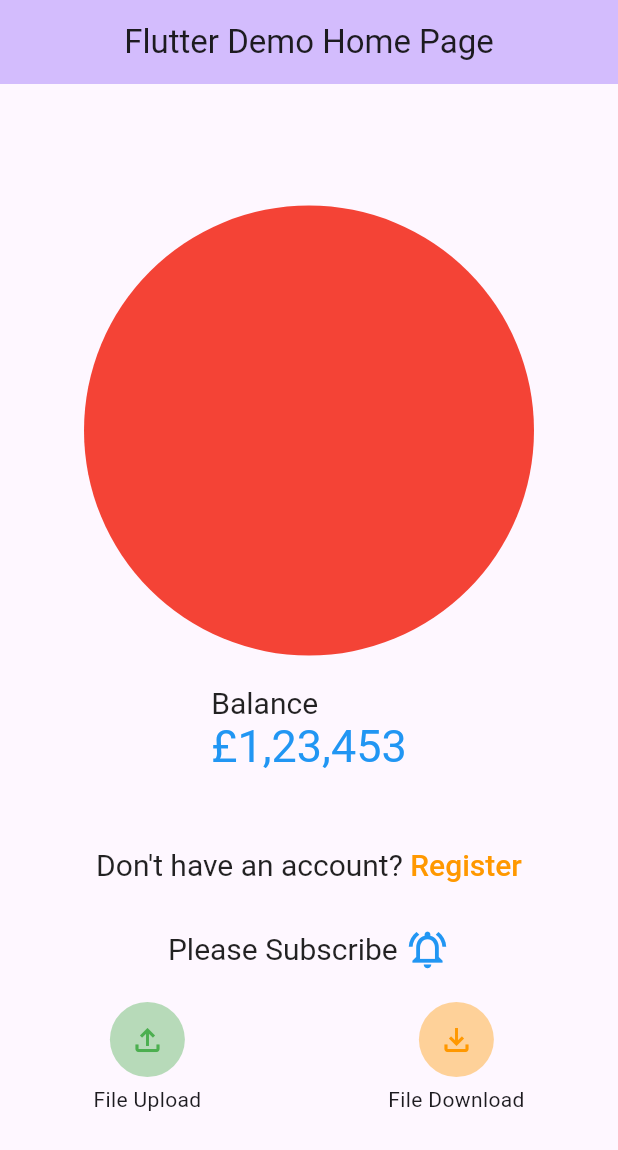
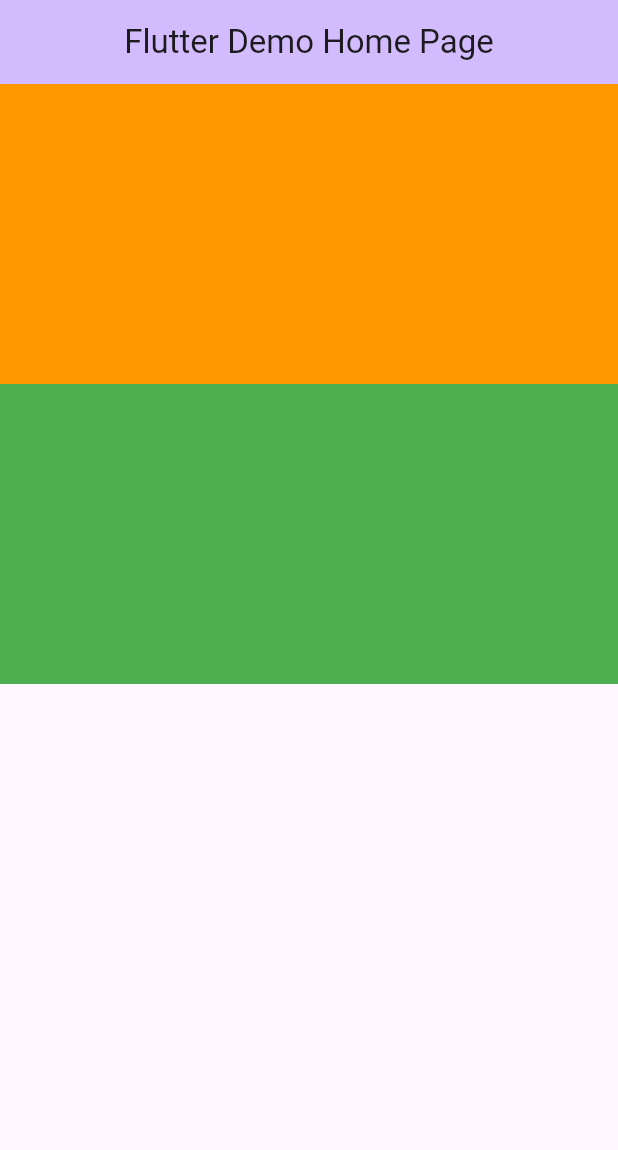
Before and after one commit to adetoyese607/flutter_widget, a Flutter app: the screen it shows after launch, on a phone screen of 412 x 824 dp. Shown: the top 1150 px of the screen. Run offline on Flutter 3.47's test engine with Material 3 defaults, Android fonts, the phone set to English and light mode, and no system bars.

Commit message:
Expanded and Flexible Widget

```diff
--- a/lib/main.dart
+++ b/lib/main.dart
@@ -1,4 +1,4 @@
-import 'package:flutter/gestures.dart';
+// import 'package:flutter/gestures.dart';
 import 'package:flutter/material.dart';
 
 void main() {
@@ -40,202 +40,222 @@ class _MyHomePageState extends State<MyHomePage> {
         title: Text(widget.title),
         centerTitle: true,
       ),
-      body: Center(
-        child: Column(
-            mainAxisAlignment: MainAxisAlignment.center,
-            //   child:  Text.rich(
-            //     style: TextStyle(
-            //        fontSize: 20,
-            //             background: Paint()
-            //               ..color = Colors.blue
-            //               ..strokeWidth = 2
-            //               ..style = PaintingStyle.stroke
-            //     ),
-            // const    TextSpan(
-            //         text: 'I ',
+      body:
+       Column(
+//         child: Column(
+//             mainAxisAlignment: MainAxisAlignment.center,
+//             //   child:  Text.rich(
+//             //     style: TextStyle(
+//             //        fontSize: 20,
+//             //             background: Paint()
+//             //               ..color = Colors.blue
+//             //               ..strokeWidth = 2
+//             //               ..style = PaintingStyle.stroke
+//             //     ),
+//             // const    TextSpan(
+//             //         text: 'I ',
 
-            //         children: [
-            //           WidgetSpan(
-            //               child: Icon(
-            //             Icons.favorite_outline,
-            //             color: Colors.blue,
-            //           )),
-            //           TextSpan(
-            //             text: ' Flutter',
-            //           )
-            //         ]
-            //         )
-            //         ),
+//             //         children: [
+//             //           WidgetSpan(
+//             //               child: Icon(
+//             //             Icons.favorite_outline,
+//             //             color: Colors.blue,
+//             //           )),
+//             //           TextSpan(
+//             //             text: ' Flutter',
+//             //           )
+//             //         ]
+//             //         )
+//             //         ),
 
-            children: <Widget>[
-              // Container(
-              //   width: 500,
-              //   height:500,
-              //   color: Colors.red,
-              //   child: Image.asset(
-              //     'images/ade.jpg',
-              //     fit: BoxFit.cover,
+//             children: <Widget>[
+//               // Container(
+//               //   width: 500,
+//               //   height:500,
+//               //   color: Colors.red,
+//               //   child: Image.asset(
+//               //     'images/ade.jpg',
+//               //     fit: BoxFit.cover,
 
-              //     errorBuilder: (context, error, stackTrace) {
-              //       return  Text('NO SUCH IMAGE!!!!',
-              //       style: TextStyle(
-              //         // color: Colors.red,
-              //         fontSize: 20,
-              //         // fontWeight: FontWeight.bold,
-              //          foreground: Paint()
-              //                            ..color = Colors.red
-              //                           ..strokeWidth = 2
-              //                           ..style = PaintingStyle.stroke
-              //       ),
-              //       );
-              //     },
+//               //     errorBuilder: (context, error, stackTrace) {
+//               //       return  Text('NO SUCH IMAGE!!!!',
+//               //       style: TextStyle(
+//               //         // color: Colors.red,
+//               //         fontSize: 20,
+//               //         // fontWeight: FontWeight.bold,
+//               //          foreground: Paint()
+//               //                            ..color = Colors.red
+//               //                           ..strokeWidth = 2
+//               //                           ..style = PaintingStyle.stroke
+//               //       ),
+//               //       );
+//               //     },
 
-              //   ),
-              // ),
-              Container(
-                width: 300,
-                height: 300,
-                margin: const EdgeInsets.only(bottom: 10),
-                // decoration: BoxDecoration(
-                //   color: Colors.red,
-                //   image:const DecorationImage(image: AssetImage('images/ade.jpg'),
-                //   fit: BoxFit.cover
-                //   ),
-                // shape: BoxShape.circle,
-                // border: Border.all(width: 5, color: Colors.red)
-                // ),
-                decoration: const BoxDecoration(
-                  shape: BoxShape.circle,
-                  color: Colors.red,
-                  // gradient: RadialGradient(
-                  // //  center: Alignment.centerRight,
-                  //   colors:[
+//               //   ),
+//               // ),
+//               Container(
+//                 width: 300,
+//                 height: 300,
+//                 margin: const EdgeInsets.only(bottom: 10),
+//                 // decoration: BoxDecoration(
+//                 //   color: Colors.red,
+//                 //   image:const DecorationImage(image: AssetImage('images/ade.jpg'),
+//                 //   fit: BoxFit.cover
+//                 //   ),
+//                 // shape: BoxShape.circle,
+//                 // border: Border.all(width: 5, color: Colors.red)
+//                 // ),
+//                 decoration: const BoxDecoration(
+//                   shape: BoxShape.circle,
+//                   color: Colors.red,
+//                   // gradient: RadialGradient(
+//                   // //  center: Alignment.centerRight,
+//                   //   colors:[
 
-                  //   Colors.red,
-                  //   Colors.black,
-                  //   Colors.green,
-                  // ])
-                ),
-              ),
-              Padding(
-                padding: const EdgeInsets.only(top: 10),
-                child: RichText(
-                  text: const TextSpan(
-                      text: 'Balance\n',
-                      style: TextStyle(
-                        fontSize: 20,
-                        color: Colors.black87,
-                      ),
-                      children: [
-                        TextSpan(
-                            text: '£1,23,453',
-                            style: TextStyle(
-                              color: Colors.blue,
-                              fontSize: 30,
-                            ))
-                      ]),
-                ),
-              ),
-              Padding(
-                padding: const EdgeInsets.only(top: 50),
-                child: RichText(
-                  text: TextSpan(
-                      text: 'Don\'t have an account?',
-                      style: const TextStyle(
-                        fontSize: 20,
-                        color: Colors.black87,
-                      ),
-                      children: [
-                        TextSpan(
-                            text: ' Register',
-                            style: const TextStyle(
-                              color: Colors.orange,
-                              fontWeight: FontWeight.w500,
-                            ),
-                            recognizer: TapGestureRecognizer()
-                              ..onTap = () {
-                                // ignore: avoid_print
-                                print('Lets get started');
-                              })
-                      ]),
-                ),
-              ),
-              Padding(
-                padding: const EdgeInsets.only(top: 30),
-                child: RichText(
-                  text: const TextSpan(
-                      text: 'Please Subscribe ',
-                      style: TextStyle(
-                        fontSize: 20,
-                        color: Colors.black87,
-                      ),
-                      children: [
-                        WidgetSpan(
-                            child: Icon(Icons.notifications_active_outlined,
-                                size: 30, color: Colors.blue),
-                            alignment: PlaceholderAlignment.middle)
-                      ]),
-                ),
-              ),
+//                   //   Colors.red,
+//                   //   Colors.black,
+//                   //   Colors.green,
+//                   // ])
+//                 ),
+//               ),
+//               Padding(
+//                 padding: const EdgeInsets.only(top: 10),
+//                 child: RichText(
+//                   text: const TextSpan(
+//                       text: 'Balance\n',
+//                       style: TextStyle(
+//                         fontSize: 20,
+//                         color: Colors.black87,
+//                       ),
+//                       children: [
+//                         TextSpan(
+//                             text: '£1,23,453',
+//                             style: TextStyle(
+//                               color: Colors.blue,
+//                               fontSize: 30,
+//                             ))
+//                       ]),
+//                 ),
+//               ),
+//               Padding(
+//                 padding: const EdgeInsets.only(top: 50),
+//                 child: RichText(
+//                   text: TextSpan(
+//                       text: 'Don\'t have an account?',
+//                       style: const TextStyle(
+//                         fontSize: 20,
+//                         color: Colors.black87,
+//                       ),
+//                       children: [
+//                         TextSpan(
+//                             text: ' Register',
+//                             style: const TextStyle(
+//                               color: Colors.orange,
+//                               fontWeight: FontWeight.w500,
+//                             ),
+//                             recognizer: TapGestureRecognizer()
+//                               ..onTap = () {
+//                                 // ignore: avoid_print
+//                                 print('Lets get started');
+//                               })
+//                       ]),
+//                 ),
+//               ),
+//               Padding(
+//                 padding: const EdgeInsets.only(top: 30),
+//                 child: RichText(
+//                   text: const TextSpan(
+//                       text: 'Please Subscribe ',
+//                       style: TextStyle(
+//                         fontSize: 20,
+//                         color: Colors.black87,
+//                       ),
+//                       children: [
+//                         WidgetSpan(
+//                             child: Icon(Icons.notifications_active_outlined,
+//                                 size: 30, color: Colors.blue),
+//                             alignment: PlaceholderAlignment.middle)
+//                       ]),
+//                 ),
+//               ),
+// // Expanded(child: Text(data)),
+//               Container(
+//                 padding: const EdgeInsets.only(top: 20),
+//                 child:const Row(
+//                   mainAxisAlignment: MainAxisAlignment.spaceAround,
+//                   children: <Widget>[
 
-              Container(
-                padding: const EdgeInsets.only(top: 20),
-                child:const Row(
-                  mainAxisAlignment: MainAxisAlignment.spaceAround,
-                  children: <Widget>[
+//                      FileOption(
+//                       text: 'File Upload',
+//                       iconData: Icons.file_upload_outlined,
+//                        color: Colors.green
+//                        ),
 
-                     FileOption(
-                      text: 'File Upload',
-                      iconData: Icons.file_upload_outlined,
-                       color: Colors.green
-                       ),
+//                     FileOption(
+//                         text: 'File Download',
+//                         iconData: Icons.file_download_outlined,
+//                         color: Colors.orange),
+//                     //  const SizedBox(width: 10),
+//                     // Column()
 
-                    FileOption(
-                        text: 'File Download',
-                        iconData: Icons.file_download_outlined,
-                        color: Colors.orange),
-                    //  const SizedBox(width: 10),
-                    // Column()
+//                   ],
+//                 ),
+//               )
+//             ]),
 
-                  ],
-                ),
-              )
-            ]),
+children: <Widget>[
+   Container(
+      width: double.infinity,
+      height: 200,
+      color: Colors.orange,
+    ),
+  Flexible(
+    fit: FlexFit.loose,
+    // flex: 1,
+    child: Container(
+      width: double.infinity,
+      height: 200,
+      color: Colors.green,
+    ),
+  )
+],
       ),
+
+
     );
   }
 }
 
-class FileOption extends StatelessWidget {
-  final String text;
-  final IconData iconData;
-  final Color color;
-  const FileOption({
-    super.key,
-    required this.text,
-     required this.iconData,
-     required this.color,
-  });
+// class FileOption extends StatelessWidget {
+//   final String text;
+//   final IconData iconData;
+//   final Color color;
+//   const FileOption({
+//     super.key,
+//     required this.text,
+//      required this.iconData,
+//      required this.color,
+//   });
 
-  @override
-  Widget build(BuildContext context) {
-    return Column(
-      children: [
-        // ignore: sized_box_for_whitespace
-        Container(
-          width: 50,
-          height: 50,
-          decoration:
-              BoxDecoration(color: color.withOpacity(0.4), shape: BoxShape.circle),
-          child: Icon(
-          iconData,
-            color: color,
-          ),
-        ),
-       const SizedBox(height: 5),
-          Text(text),
+//   @override
+//   Widget build(BuildContext context) {
+//     return Column(
+//       children: [
+//         // ignore: sized_box_for_whitespace
+//         Container(
+//           width: 50,
+//           height: 50,
+//           decoration:
+//               BoxDecoration(color: color.withOpacity(0.4), shape: BoxShape.circle),
+//           child: Icon(
+//           iconData,
+//             color: color,
+//           ),
+//         ),
+//        const SizedBox(height: 5),
+//           Text(text),
 
-      ],
-    );
-  }
-}
+//       ],
+//     );
+//   }
+// }
```
